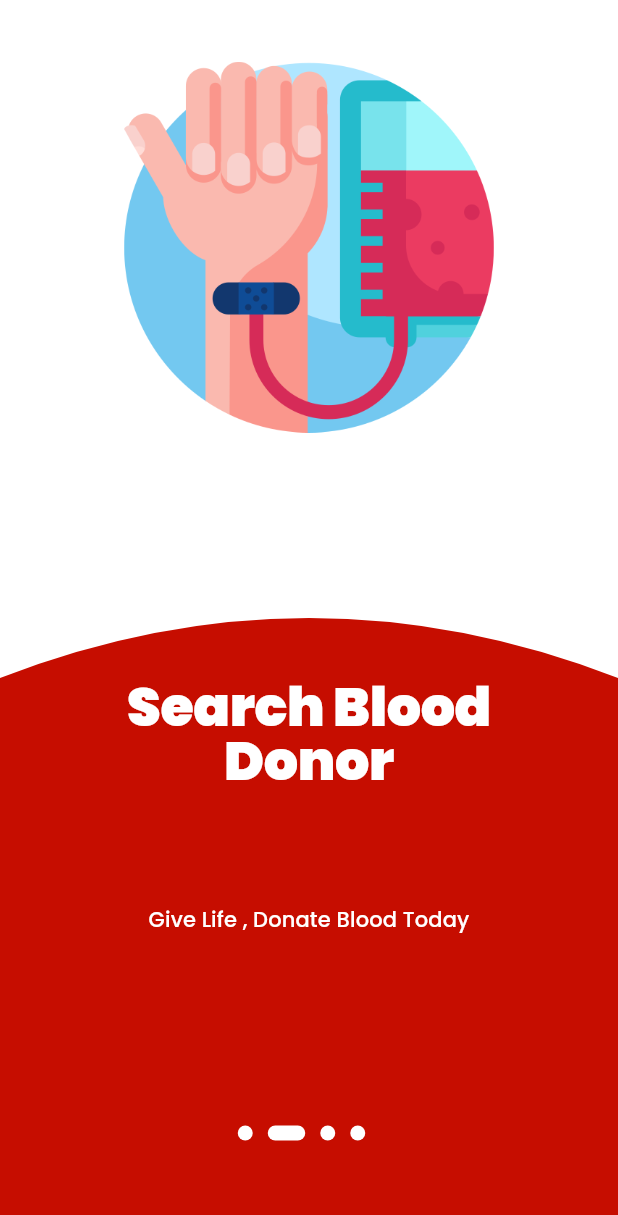
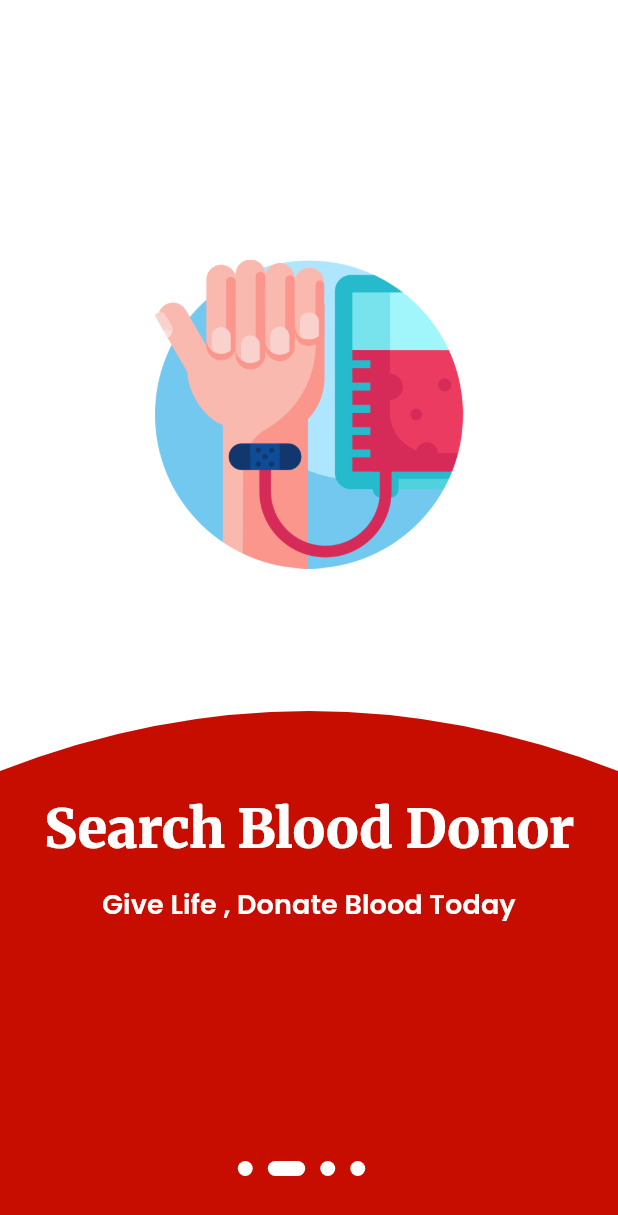
Before and after one commit to Roshan-T/BloodBond-Frontend, a Flutter app: the OnboardingScreen screen opened directly, swiped to page 2, on a phone screen of 412 x 824 dp. Shown: the top 1215 px of the screen. Run offline on Flutter 3.47's test engine with Material 3 defaults, Android fonts, the phone set to English and light mode, and no system bars; our stand-ins replace flutter_custom_clippers, geolocator, get, google_fonts, google_maps_flutter, image_picker and 2 more.

Commit message:
minor fixes

```diff
--- a/lib/main.dart
+++ b/lib/main.dart
@@ -1,4 +1,5 @@
 import 'package:bloodbond/screen/onboarding_screen.dart';
+import 'package:bloodbond/screen/verification_screen.dart';
 import 'package:bloodbond/utils/theme.dart';
 import 'package:flutter/material.dart';
 import 'package:get/get.dart';
@@ -16,7 +17,7 @@ class MyApp extends StatelessWidget {
     return GetMaterialApp(
       title: 'Flutter Demo',
       theme: theme,
-      home:const OnboardingScreen(),
+      home: const VerificationScreen(),
     );
   }
 }
--- a/lib/screen/bloodtype_selection.dart
+++ b/lib/screen/bloodtype_selection.dart
@@ -127,8 +127,8 @@ class _BloodTypeSelectionScreenState extends State<BloodTypeSelectionScreen> {
           color: isSelected ? Constants.kPrimaryColor : color,
           borderRadius: BorderRadius.circular(8),
           border: isSelected
-              ? Border.all(color: Colors.black, width: 1)
-              : Border.all(color: Colors.transparent),
+              ? Border.all(color: Color(0XFF8B0000), width: 3)
+              : null,
         ),
         child: Center(
           child: Text(
--- a/lib/screen/create_emergency_request.dart
+++ b/lib/screen/create_emergency_request.dart
@@ -123,6 +123,7 @@ class _CreateEmergencyRequestState extends State<CreateEmergencyRequest> {
   }
 
   void showSnackBar(String title) {
+    Get.closeAllSnackbars();
     Get.snackbar(
       title,
       "",
--- a/lib/screen/onboarding_screen.dart
+++ b/lib/screen/onboarding_screen.dart
@@ -2,7 +2,6 @@
 //import 'package:bloodbond/screen/login_screen.dart';
 //import 'package:bloodbond/screen/signup_screen.dart';
 import 'package:bloodbond/screen/login_screen.dart';
-import 'package:bloodbond/screen/verification_screen.dart';
 import 'package:bloodbond/utils/constants.dart';
 import 'package:flutter/material.dart';
 import 'package:get/get.dart';
@@ -21,8 +20,7 @@ class _OnboardingScreenState extends State<OnboardingScreen> {
   @override
   Widget build(BuildContext context) {
     return Scaffold(
-      body: SafeArea(
-        child: PageView.builder(
+      body: PageView.builder(
         onPageChanged: (int index) {
           setState(() {
             page = index;
@@ -33,28 +31,28 @@ class _OnboardingScreenState extends State<OnboardingScreen> {
           return Column(
             children: [
               SizedBox(
-                  height: Get.height * 0.05,
+                height: Get.height * 0.21,
               ),
               Center(
                 child: Image.asset(
                   onBoardData[i].imagePath,
-                    height: Get.height * 0.3,
+                  height: Get.height * 0.25,
                 ),
               ),
-                SizedBox(
-                  height: Get.height * 0.15,
-                ),
-                Expanded(
+              Spacer(),
+              Container(
+                height: 350,
                 child: ClipPath(
                   clipper: OvalTopBorderClipper(),
                   child: Container(
                     width: double.infinity,
                     decoration:
                         const BoxDecoration(color: Constants.kPrimaryColor),
-                      padding: EdgeInsets.all(Get.width * 0.1),
+                    padding: EdgeInsets.symmetric(horizontal: 20, vertical: 40),
                     child: Column(
-                        mainAxisAlignment: MainAxisAlignment.spaceBetween,
+                      mainAxisAlignment: MainAxisAlignment.start,
                       children: [
+                        SizedBox(height: 20),
                         Text(
                           onBoardData[i].headline,
                           style: Get.textTheme.displayLarge?.copyWith(
@@ -62,18 +60,15 @@ class _OnboardingScreenState extends State<OnboardingScreen> {
                           ),
                           textAlign: TextAlign.center,
                         ),
-                          SizedBox(
-                            height: Get.height * 0.04,
-                          ),
+                        SizedBox(height: 20),
                         Text(
                           onBoardData[i].description,
-                            style: Get.textTheme.titleSmall
-                                ?.copyWith(color: Colors.white),
+                          style: Get.textTheme.titleSmall!.copyWith(
+                            fontWeight: FontWeight.w600,
+                          ),
                           textAlign: TextAlign.center,
                         ),
-                          SizedBox(
-                            height: Get.height * 0.10,
-                          ),
+                        Spacer(),
                         Row(
                           mainAxisAlignment: MainAxisAlignment.center,
                           children: [
@@ -93,7 +88,7 @@ class _OnboardingScreenState extends State<OnboardingScreen> {
                             ? Padding(
                                 padding: const EdgeInsets.only(top: 20),
                                 child: SizedBox(
-                                    height: Get.height * 0.065,
+                                  height: 55,
                                   width: Get.width * 0.8,
                                   child: ElevatedButton(
                                     style: Get.theme.elevatedButtonTheme.style
@@ -124,7 +119,6 @@ class _OnboardingScreenState extends State<OnboardingScreen> {
           );
         },
       ),
-      ),
     );
   }
 }
--- a/lib/utils/theme.dart
+++ b/lib/utils/theme.dart
@@ -3,8 +3,8 @@ import 'package:flutter/material.dart';
 import 'package:google_fonts/google_fonts.dart';
 
 final theme = ThemeData(
-    primaryColor: const Color(0XFF5A59D6),
-    primarySwatch: Colors.blue,
+    primaryColor: Constants.kPrimaryColor,
+    primarySwatch: Colors.red,
     visualDensity: VisualDensity.adaptivePlatformDensity,
     scaffoldBackgroundColor: Constants.kWhiteColor,
     bottomNavigationBarTheme: const BottomNavigationBarThemeData(
@@ -51,7 +51,7 @@ final theme = ThemeData(
             color: Constants.kBlackColor),
 
         //headline
-      displayLarge: const TextStyle(
+        displayLarge: GoogleFonts.merriweather(
           fontWeight: FontWeight.w900,
           height: 1,
           fontSize: 36,
@@ -63,7 +63,11 @@ final theme = ThemeData(
           fontSize: 20,
           fontWeight: FontWeight.w700,
         ),
-    ),
+        titleSmall: GoogleFonts.poppins(
+          fontSize: 18,
+          fontWeight: FontWeight.w400,
+          color: Constants.kWhiteColor,
+        )),
 
     // elevated button
     elevatedButtonTheme: ElevatedButtonThemeData(
```
Also changed, not shown: 9 other files. Lines whose indentation alone changed are shown as unchanged.
